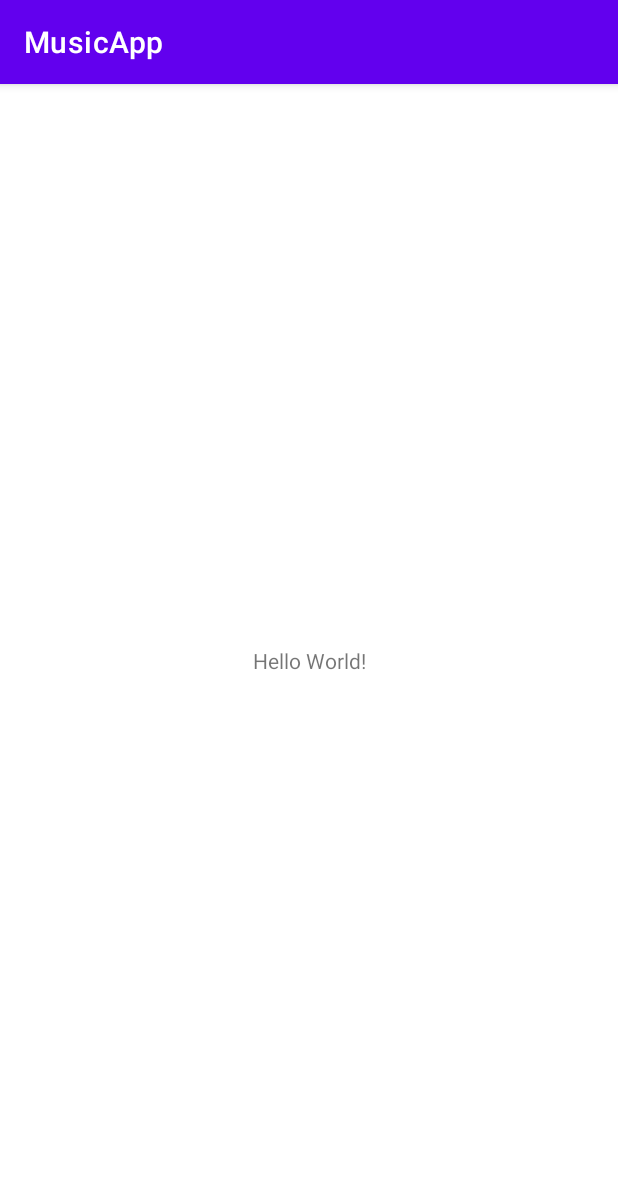
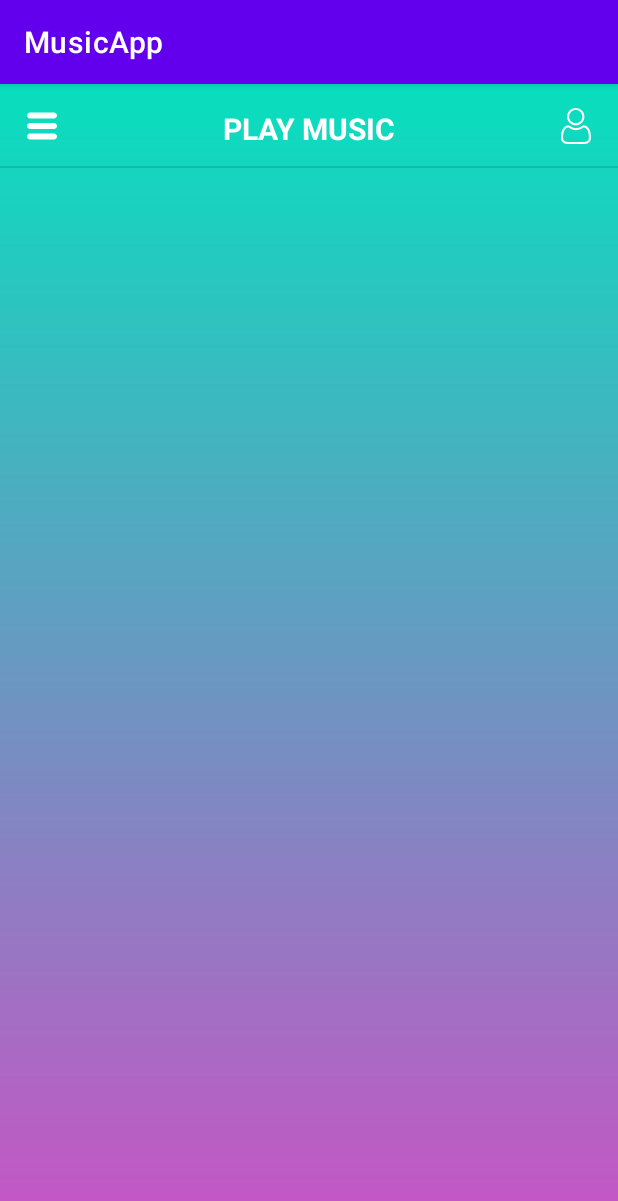
Before and after one commit to Alendrew/MusicApp, an Android app: the screen it shows after launch (MainActivity), on a phone screen of 412 x 824 dp. Shown: the top 1201 px of the screen. Run offline under Robolectric (Android 15) with nearby library versions, the phone set to English and light mode, and no system bars.

Commit message:
Criando Toolbar

```diff
--- a/app/src/main/res/layout/activity_main.xml
+++ b/app/src/main/res/layout/activity_main.xml
@@ -4,15 +4,9 @@
     xmlns:tools="http://schemas.android.com/tools"
     android:layout_width="match_parent"
     android:layout_height="match_parent"
+    android:background="@drawable/bg_app"
     tools:context=".MainActivity">
 
-    <TextView
-        android:layout_width="wrap_content"
-        android:layout_height="wrap_content"
-        android:text="Hello World!"
-        app:layout_constraintBottom_toBottomOf="parent"
-        app:layout_constraintEnd_toEndOf="parent"
-        app:layout_constraintStart_toStartOf="parent"
-        app:layout_constraintTop_toTopOf="parent" />
+    <include layout="@layout/toolbar"/>
 
 </androidx.constraintlayout.widget.ConstraintLayout>
--- /dev/null
+++ b/app/src/main/res/layout/toolbar.xml
@@ -0,0 +1,55 @@
+<?xml version="1.0" encoding="utf-8"?>
+<androidx.constraintlayout.widget.ConstraintLayout
+    xmlns:android="http://schemas.android.com/apk/res/android"
+    xmlns:app="http://schemas.android.com/apk/res-auto"
+    xmlns:tools="http://schemas.android.com/tools"
+    android:layout_width="match_parent"
+    android:background="@android:color/transparent"
+    android:layout_height="?actionBarSize">
+
+    <ImageButton
+        android:id="@+id/imageButton2"
+        android:layout_width="wrap_content"
+        android:layout_height="match_parent"
+        android:background="@android:color/transparent"
+        android:padding="16dp"
+        android:src="@drawable/ic_more"
+        android:contentDescription="MoreButton"
+        app:layout_constraintBottom_toBottomOf="parent"
+        app:layout_constraintStart_toStartOf="parent"
+        app:layout_constraintTop_toTopOf="parent" />
+
+    <ImageButton
+        android:id="@+id/imageButton"
+        android:layout_width="wrap_content"
+        android:layout_height="match_parent"
+        android:background="@android:color/transparent"
+        android:padding="16dp"
+        android:src="@drawable/ic_user"
+        android:contentDescription="UserButton"
+        app:layout_constraintBottom_toBottomOf="parent"
+        app:layout_constraintEnd_toEndOf="parent"
+        app:layout_constraintTop_toTopOf="parent" />
+
+    <TextView
+        android:id="@+id/textView"
+        android:layout_width="wrap_content"
+        android:layout_height="match_parent"
+        android:padding="16dp"
+        android:text="PLAY MUSIC"
+        android:textColor="@color/white"
+        android:textSize="20sp"
+        android:textStyle="bold"
+        app:layout_constraintEnd_toEndOf="@+id/imageButton"
+        app:layout_constraintStart_toStartOf="@+id/imageButton2"
+        app:layout_constraintTop_toTopOf="parent" />
+
+    <TextView
+        android:layout_width="match_parent"
+        android:layout_height="1dp"
+        android:background="?actionBarDivider"
+        app:layout_constraintBottom_toBottomOf="@+id/textView"
+        app:layout_constraintStart_toStartOf="parent" />
+
+
+</androidx.constraintlayout.widget.ConstraintLayout>
```
